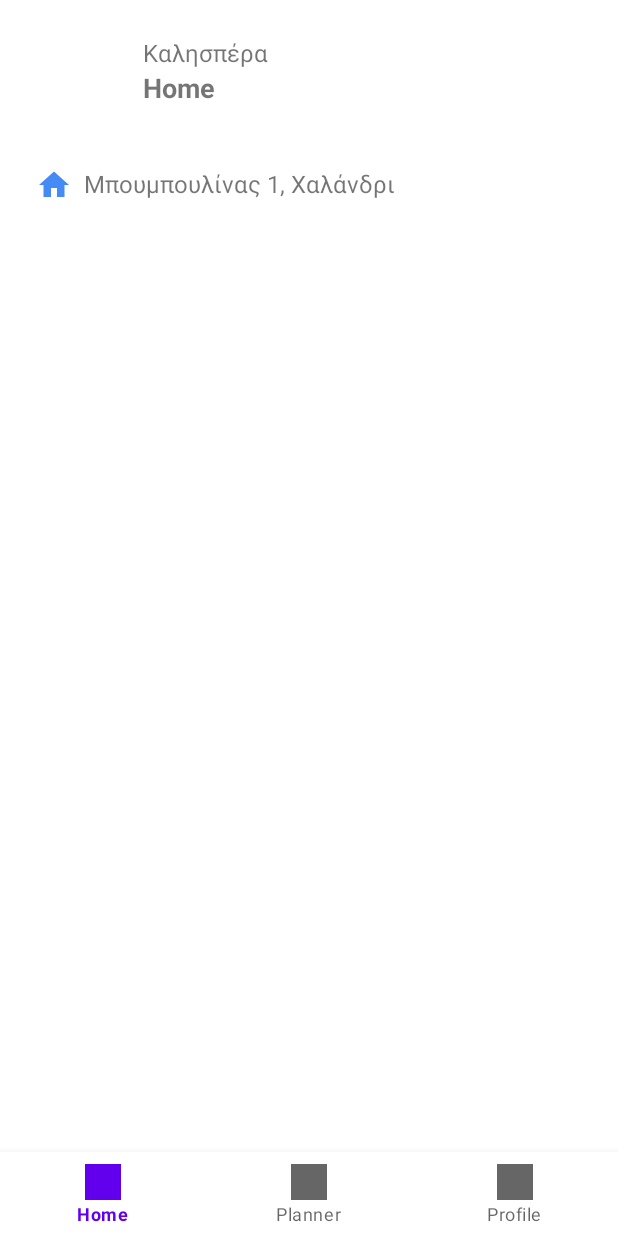
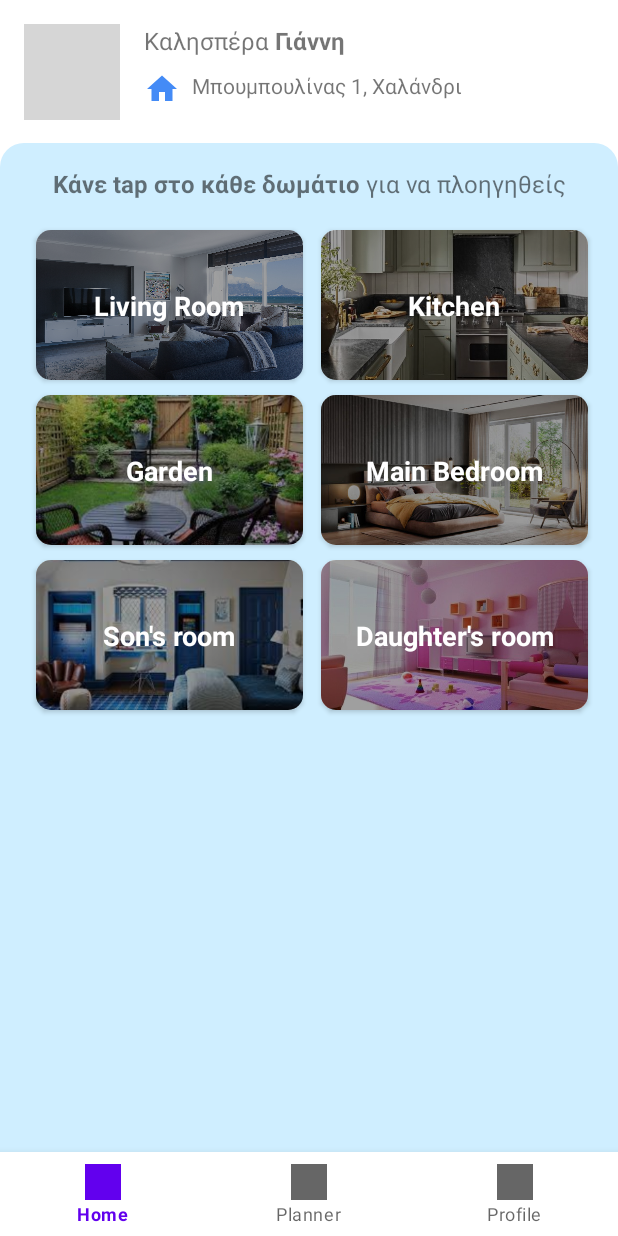
Before and after one commit to skaradimitriou/unipi-smart-assistant, an Android app: the screen it shows after launch (DashboardActivity), on a phone screen of 412 x 824 dp. Run offline under Robolectric (Android 15) with nearby library versions, the phone set to English and light mode, and no system bars; our stand-ins replace CircleImageView, data binding, navigation-ui; pictures from the network do not load; grey boxes are pictures that could not be loaded.

Commit message:
Implementation: Home Screen, added rooms, photos and ui

```diff
--- a/app/build.gradle
+++ b/app/build.gradle
@@ -61,6 +61,8 @@ dependencies {
 
     implementation 'com.airbnb.android:lottie:5.0.3'
 
+    implementation 'de.hdodenhof:circleimageview:3.1.0'
+
     testImplementation 'junit:junit:4.+'
     androidTestImplementation 'androidx.test.ext:junit:1.1.3'
     androidTestImplementation 'androidx.test.espresso:espresso-core:3.4.0'
--- a/app/src/main/AndroidManifest.xml
+++ b/app/src/main/AndroidManifest.xml
@@ -1,6 +1,8 @@
 <?xml version="1.0" encoding="utf-8"?>
 <manifest xmlns:android="http://schemas.android.com/apk/res/android"
     package="com.stathis.smartassistant">
+
+    <uses-permission android:name="android.permission.INTERNET" />
 
     <application
         android:allowBackup="true"
--- a/app/src/main/java/com/stathis/smartassistant/models/Room.kt
+++ b/app/src/main/java/com/stathis/smartassistant/models/Room.kt
@@ -3,7 +3,8 @@ package com.stathis.smartassistant.models
 import com.stathis.smartassistant.abstraction.LocalModel
 
 data class Room(
-    val title: String
+    val title: String,
+    val image : Int
 ) : LocalModel {
     override fun equalsContent(obj: LocalModel): Boolean = when(obj) {
         is Room -> title == obj.title
--- a/app/src/main/java/com/stathis/smartassistant/ui/dashboard/home/HomeFragment.kt
+++ b/app/src/main/java/com/stathis/smartassistant/ui/dashboard/home/HomeFragment.kt
@@ -1,24 +1,32 @@
 package com.stathis.smartassistant.ui.dashboard.home
 
+import android.util.Log
 import androidx.fragment.app.viewModels
 import com.stathis.smartassistant.R
 import com.stathis.smartassistant.abstraction.BaseFragment
+import com.stathis.smartassistant.callbacks.HomeRoomCallback
 import com.stathis.smartassistant.databinding.FragmentRoomsBinding
+import com.stathis.smartassistant.models.Room
+import com.stathis.smartassistant.util.setUserGreeting
 
 
 class HomeFragment : BaseFragment<FragmentRoomsBinding>(R.layout.fragment_rooms) {
 
-    private val viewModel : HomeViewModel by viewModels()
+    private val viewModel: HomeViewModel by viewModels()
 
     override fun init() {
-        viewModel.getData()
+        binding.viewModel = viewModel
     }
 
     override fun startOps() {
-        viewModel.observe(viewLifecycleOwner)
+        binding.userGreetingTxtView.setUserGreeting()
+
+        viewModel.getData(object : HomeRoomCallback {
+            override fun onRoomClick(room: Room) {
+                //FIXME: Decide what will happen in the next screen
+            }
+        })
     }
 
-    override fun stopOps() {
-        viewModel.release(viewLifecycleOwner)
-    }
+    override fun stopOps() {}
 }
--- a/app/src/main/java/com/stathis/smartassistant/ui/dashboard/home/HomeViewModel.kt
+++ b/app/src/main/java/com/stathis/smartassistant/ui/dashboard/home/HomeViewModel.kt
@@ -1,29 +1,50 @@
 package com.stathis.smartassistant.ui.dashboard.home
 
+import android.app.Application
 import android.view.View
 import androidx.lifecycle.LifecycleOwner
+import androidx.lifecycle.MutableLiveData
 import androidx.lifecycle.ViewModel
+import androidx.lifecycle.viewModelScope
+import com.stathis.smartassistant.R
+import com.stathis.smartassistant.abstraction.BaseViewModel
 import com.stathis.smartassistant.callbacks.HomeRoomCallback
 import com.stathis.smartassistant.callbacks.ItemCallback
 import com.stathis.smartassistant.models.Room
 import com.stathis.smartassistant.ui.dashboard.home.adapter.HomeScreenAdapter
+import kotlinx.coroutines.launch
 
-class HomeViewModel : ViewModel(), ItemCallback {
+class HomeViewModel(val app: Application) : BaseViewModel(app), ItemCallback {
 
     val adapter = HomeScreenAdapter(this)
+    val userImg = MutableLiveData<String>()
 
     private lateinit var callback: HomeRoomCallback
 
+    init {
+        viewModelScope.launch {
+            getUserImage()
+        }
+    }
+
+    private fun getUserImage() {
+        val userPhoto = "https://www.bnl.gov/today/body_pics/2017/06/stephanhruszkewycz-hr.jpg"
+        userImg.value = userPhoto
+    }
+
     fun getData(callback: HomeRoomCallback) {
         this.callback = callback
-    }
 
-    fun observe(owner: LifecycleOwner) {
+        val list = listOf(
+            Room(getString(R.string.living_room), R.drawable.living_room),
+            Room(getString(R.string.kitchen), R.drawable.kitchen),
+            Room(getString(R.string.garden), R.drawable.garden),
+            Room(getString(R.string.main_bedroom), R.drawable.main_bedroom),
+            Room(getString(R.string.sons_room), R.drawable.sons_room),
+            Room(getString(R.string.daughters_room), R.drawable.daughters_room)
+        )
 
-    }
-
-    fun release(owner: LifecycleOwner) {
-
+        adapter.submitList(list)
     }
 
     override fun onItemTap(view: View) = when (view.tag) {
--- a/app/src/main/java/com/stathis/smartassistant/util/BindingAdapters.kt
+++ b/app/src/main/java/com/stathis/smartassistant/util/BindingAdapters.kt
@@ -1,5 +1,28 @@
 package com.stathis.smartassistant.util
+
+import android.widget.ImageView
+import androidx.databinding.BindingAdapter
+import com.bumptech.glide.Glide
+import com.stathis.smartassistant.R
 
 /**
  * This file contains the binding adapters that are used across the app
  */
+
+@BindingAdapter("imageResource")
+fun ImageView.imageResource(imageResource: Int? = null) {
+    imageResource?.let {
+        this.setImageResource(imageResource)
+    } ?: kotlin.run {
+        this.setImageResource(R.mipmap.ic_launcher)
+    }
+}
+
+@BindingAdapter("loadImg")
+fun ImageView.loadImg(url: String? = null) {
+    url?.let {
+        Glide.with(this.context).load(url).into(this)
+    } ?: kotlin.run {
+        setImageResource(R.mipmap.ic_launcher)
+    }
+}
--- a/app/src/main/java/com/stathis/smartassistant/util/ext.kt
+++ b/app/src/main/java/com/stathis/smartassistant/util/ext.kt
@@ -1,5 +1,39 @@
 package com.stathis.smartassistant.util
+
+import android.text.SpannableStringBuilder
+import android.widget.ImageView
+import android.widget.TextView
+import androidx.core.text.bold
+import com.bumptech.glide.Glide
+import com.stathis.smartassistant.R
 
 /**
  * This file contains the extension functions that are used across the app
  */
+
+
+/**
+ * Helper fun to load an Image url into an imageview with glide.
+ * The mechanism loads a local image as a fallback mechanism when url is null
+ */
+
+fun ImageView.loadImage(url: String? = null) {
+    url?.let {
+        Glide.with(this.context).load(url).into(this)
+    } ?: kotlin.run {
+        this.setImageResource(R.mipmap.ic_launcher)
+    }
+}
+
+/**
+ * Helper fun to simplify the static user greeting of the application
+ */
+
+fun TextView.setUserGreeting() {
+    val greeting = SpannableStringBuilder()
+        .append("Καλησπέρα")
+        .append(" ")
+        .bold { append("Γιάννη") }
+
+    text = greeting
+}
--- /dev/null
+++ b/app/src/main/res/drawable/home_top_rounded_bg.xml
@@ -0,0 +1,11 @@
+<?xml version="1.0" encoding="utf-8"?>
+<shape xmlns:android="http://schemas.android.com/apk/res/android"
+    android:padding="@dimen/dimen_10"
+    android:shape="rectangle">
+    <solid android:color="@color/light_blue" />
+    <corners
+        android:bottomLeftRadius="0dp"
+        android:bottomRightRadius="0dp"
+        android:topLeftRadius="@dimen/dimen_xl"
+        android:topRightRadius="@dimen/dimen_xl" />
+</shape>
--- a/app/src/main/res/layout/fragment_rooms.xml
+++ b/app/src/main/res/layout/fragment_rooms.xml
@@ -2,17 +2,25 @@
 <layout xmlns:android="http://schemas.android.com/apk/res/android"
     xmlns:app="http://schemas.android.com/apk/res-auto"
     xmlns:tools="http://schemas.android.com/tools">
+
+    <data>
+
+        <variable
+            name="viewModel"
+            type="com.stathis.smartassistant.ui.dashboard.home.HomeViewModel" />
+    </data>
 
     <androidx.constraintlayout.widget.ConstraintLayout
         android:layout_width="match_parent"
         android:layout_height="match_parent"
         tools:context=".ui.dashboard.home.HomeFragment">
 
-        <ImageView
+        <de.hdodenhof.circleimageview.CircleImageView
             android:id="@+id/userImgView"
-            android:layout_width="55dp"
-            android:layout_height="55dp"
-            android:layout_margin="@dimen/dimen_l"
+            loadImg="@{viewModel.userImg}"
+            android:layout_width="@dimen/dimen_2xl"
+            android:layout_height="@dimen/dimen_2xl"
+            android:layout_margin="@dimen/dimen_m"
             android:scaleType="centerCrop"
             app:layout_constraintStart_toStartOf="parent"
             app:layout_constraintTop_toTopOf="parent"
@@ -23,38 +31,73 @@
             android:layout_width="0dp"
             android:layout_height="wrap_content"
             android:layout_marginStart="@dimen/dimen_m"
-            android:text="Καλησπέρα"
+            android:text="@string/greeting"
             android:textSize="16sp"
             app:layout_constraintEnd_toEndOf="parent"
             app:layout_constraintStart_toEndOf="@id/userImgView"
             app:layout_constraintTop_toTopOf="@id/userImgView" />
 
         <TextView
-            android:id="@+id/userNameTxtView"
+            android:id="@+id/userAddressTxtView"
             android:layout_width="0dp"
             android:layout_height="wrap_content"
-            android:layout_marginStart="@dimen/dimen_m"
-            android:text="@string/nav_home"
-            android:textSize="18sp"
-            android:textStyle="bold"
+            android:layout_marginHorizontal="@dimen/dimen_m"
+            android:drawablePadding="@dimen/dimen_s"
+            android:text="@string/user_address"
+            app:drawableStartCompat="@drawable/ic_home_blue"
+            app:layout_constraintBottom_toBottomOf="@+id/userImgView"
             app:layout_constraintEnd_toEndOf="parent"
             app:layout_constraintStart_toEndOf="@id/userImgView"
             app:layout_constraintTop_toBottomOf="@id/userGreetingTxtView" />
 
-        <TextView
-            android:id="@+id/userAddressTxtView"
+        <View
+            android:id="@+id/homeRoundedBgView"
             android:layout_width="0dp"
-            android:layout_height="wrap_content"
-            android:layout_marginHorizontal="@dimen/dimen_l"
-            android:layout_marginTop="@dimen/dimen_xl"
-            android:drawablePadding="@dimen/dimen_s"
-            android:text="Μπουμπουλίνας 1, Χαλάνδρι"
-            android:textSize="16sp"
-            app:drawableStartCompat="@drawable/ic_home_blue"
+            android:layout_height="@dimen/dimen_m"
+            android:layout_marginTop="@dimen/dimen_l"
+            android:background="@drawable/home_top_rounded_bg"
             app:layout_constraintEnd_toEndOf="parent"
             app:layout_constraintStart_toStartOf="parent"
-            app:layout_constraintTop_toBottomOf="@id/userImgView" />
+            app:layout_constraintTop_toBottomOf="@id/userAddressTxtView" />
 
+        <androidx.constraintlayout.widget.ConstraintLayout
+            android:layout_width="0dp"
+            android:layout_height="0dp"
+            android:background="@color/light_blue"
+            android:paddingHorizontal="@dimen/dimen_m"
+            app:layout_constraintBottom_toBottomOf="parent"
+            app:layout_constraintEnd_toEndOf="parent"
+            app:layout_constraintStart_toStartOf="parent"
+            app:layout_constraintTop_toBottomOf="@id/homeRoundedBgView">
+
+            <TextView
+                android:id="@+id/roomsTitleTxtView"
+                android:layout_width="match_parent"
+                android:layout_height="wrap_content"
+                android:gravity="center_horizontal"
+                android:paddingBottom="@dimen/dimen_10"
+                android:text="@string/user_directions"
+                android:textSize="16sp"
+                app:layout_constraintEnd_toEndOf="parent"
+                app:layout_constraintStart_toStartOf="parent"
+                app:layout_constraintTop_toTopOf="parent" />
+
+            <androidx.recyclerview.widget.RecyclerView
+                android:id="@+id/homeScreenRecycler"
+                android:layout_width="0dp"
+                android:layout_height="0dp"
+                android:adapter="@{viewModel.adapter}"
+                android:orientation="vertical"
+                android:overScrollMode="never"
+                app:layoutManager="androidx.recyclerview.widget.GridLayoutManager"
+                app:layout_constraintBottom_toBottomOf="parent"
+                app:layout_constraintEnd_toEndOf="parent"
+                app:layout_constraintStart_toStartOf="parent"
+                app:layout_constraintTop_toBottomOf="@id/roomsTitleTxtView"
+                app:spanCount="2"
+                tools:listitem="@layout/holder_home_room_item" />
+
+        </androidx.constraintlayout.widget.ConstraintLayout>
 
 
     </androidx.constraintlayout.widget.ConstraintLayout>
--- a/app/src/main/res/layout/holder_home_room_item.xml
+++ b/app/src/main/res/layout/holder_home_room_item.xml
@@ -14,21 +14,41 @@
             type="com.stathis.smartassistant.callbacks.ItemCallback" />
     </data>
 
+    <androidx.cardview.widget.CardView
+        android:layout_width="match_parent"
+        android:layout_height="wrap_content"
+        android:layout_marginStart="@dimen/dimen_s"
+        android:layout_marginTop="@dimen/dimen_10"
+        android:layout_marginEnd="@dimen/dimen_xs"
+        android:onClick="@{(view) -> callback.onItemTap(view)}"
+        android:tag="@{model}"
+        app:cardCornerRadius="@dimen/dimen_10">
+
         <androidx.constraintlayout.widget.ConstraintLayout
             android:layout_width="match_parent"
-        android:layout_height="wrap_content"
-        android:onClick="@{(view) -> callback.onItemTap(view)}"
-        android:tag="@{model}">
+            android:layout_height="match_parent">
 
             <ImageView
                 android:id="@+id/holderRoomImgView"
+                imageResource="@{model.image}"
                 android:layout_width="match_parent"
-            android:layout_height="100dp"
+                android:layout_height="@dimen/dimen_100"
+                android:contentDescription="@{model.title}"
                 android:scaleType="centerCrop"
-            android:src="@mipmap/ic_launcher"
+                app:layout_constraintBottom_toBottomOf="parent"
                 app:layout_constraintEnd_toEndOf="parent"
                 app:layout_constraintStart_toStartOf="parent"
-            app:layout_constraintTop_toTopOf="parent" />
+                app:layout_constraintTop_toTopOf="parent"
+                tools:src="@mipmap/ic_launcher" />
+
+            <View
+                android:layout_width="0dp"
+                android:layout_height="0dp"
+                android:background="@color/opacity_60_tint"
+                app:layout_constraintBottom_toBottomOf="@id/holderRoomImgView"
+                app:layout_constraintEnd_toEndOf="@id/holderRoomImgView"
+                app:layout_constraintStart_toStartOf="@id/holderRoomImgView"
+                app:layout_constraintTop_toTopOf="@id/holderRoomImgView" />
 
             <TextView
                 android:id="@+id/holderRoomTitleTxtView"
@@ -36,6 +56,7 @@
                 android:layout_height="wrap_content"
                 android:gravity="center_horizontal"
                 android:text="@{model.title}"
+                android:textColor="@color/white"
                 android:textSize="18sp"
                 android:textStyle="bold"
                 app:layout_constraintBottom_toBottomOf="parent"
@@ -45,4 +66,5 @@
                 tools:text="Living Room" />
 
         </androidx.constraintlayout.widget.ConstraintLayout>
+    </androidx.cardview.widget.CardView>
 </layout>
--- a/app/src/main/res/values/colors.xml
+++ b/app/src/main/res/values/colors.xml
@@ -7,4 +7,9 @@
     <color name="teal_700">#FF018786</color>
     <color name="black">#FF000000</color>
     <color name="white">#FFFFFFFF</color>
+
+    <!-- App's colors -->
+    <color name="light_blue">#CFEEFF</color>
+    <color name="opacity_60_tint">#60000000</color>
+
 </resources>
--- a/app/src/main/res/values/dimens.xml
+++ b/app/src/main/res/values/dimens.xml
@@ -8,6 +8,8 @@
     <dimen name="dimen_m">16dp</dimen>
     <dimen name="dimen_l">24dp</dimen>
     <dimen name="dimen_xl">32dp</dimen>
+    <dimen name="dimen_2xl">64dp</dimen>
 
     <dimen name="dimen_10">10dp</dimen>
+    <dimen name="dimen_100">100dp</dimen>
 </resources>
--- a/app/src/main/res/values/strings.xml
+++ b/app/src/main/res/values/strings.xml
@@ -8,4 +8,16 @@
     <string name="nav_planner">Planner</string>
     <string name="nav_profile">Profile</string>
 
+    <!-- Home Screen -->
+    <string name="greeting">Καλησπέρα Γιάννη</string>
+    <string name="user_address">Μπουμπουλίνας 1, Χαλάνδρι</string>
+    <string name="user_directions"><b>Κάνε tap στο κάθε δωμάτιο</b> για να πλοηγηθείς</string>
+
+    <string name="living_room">Living Room</string>
+    <string name="kitchen">Kitchen</string>
+    <string name="garden">Garden</string>
+    <string name="main_bedroom">Main Bedroom</string>
+    <string name="sons_room">Son\'s room</string>
+    <string name="daughters_room">Daughter\'s room</string>
+
 </resources>
```
Also changed, not shown: app/src/main/res/drawable/daughters_room.jpeg (added), app/src/main/res/drawable/garden.jpeg (added), app/src/main/res/drawable/kitchen.jpeg (added), app/src/main/res/drawable/living_room.jpeg (added), app/src/main/res/drawable/main_bedroom.jpeg (added), app/src/main/res/drawable/sons_room.jpeg (added). Lines whose indentation alone changed are shown as unchanged.
